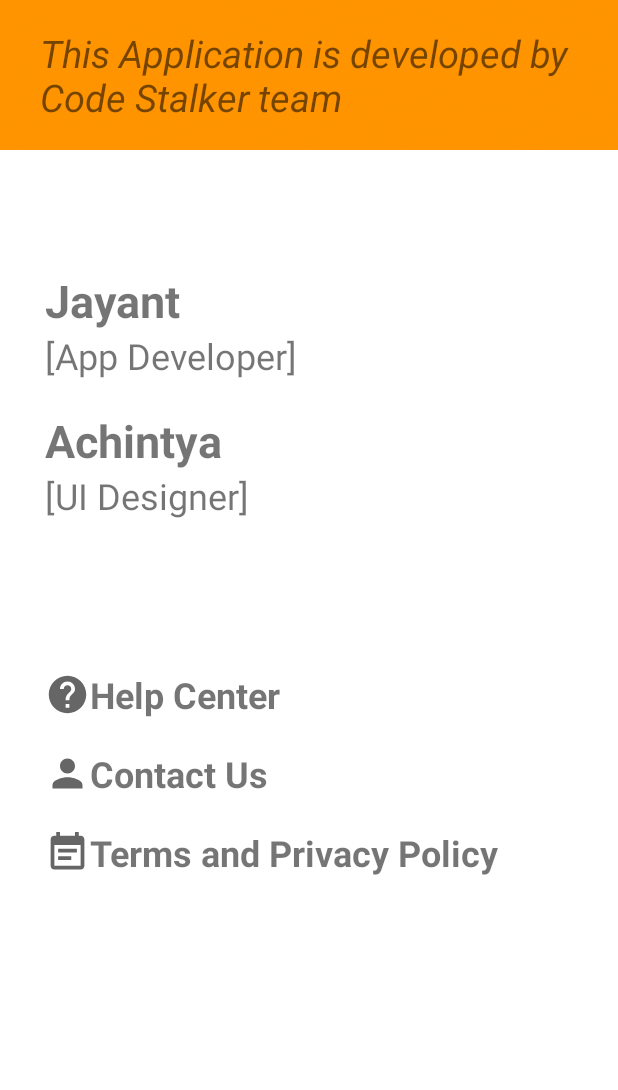
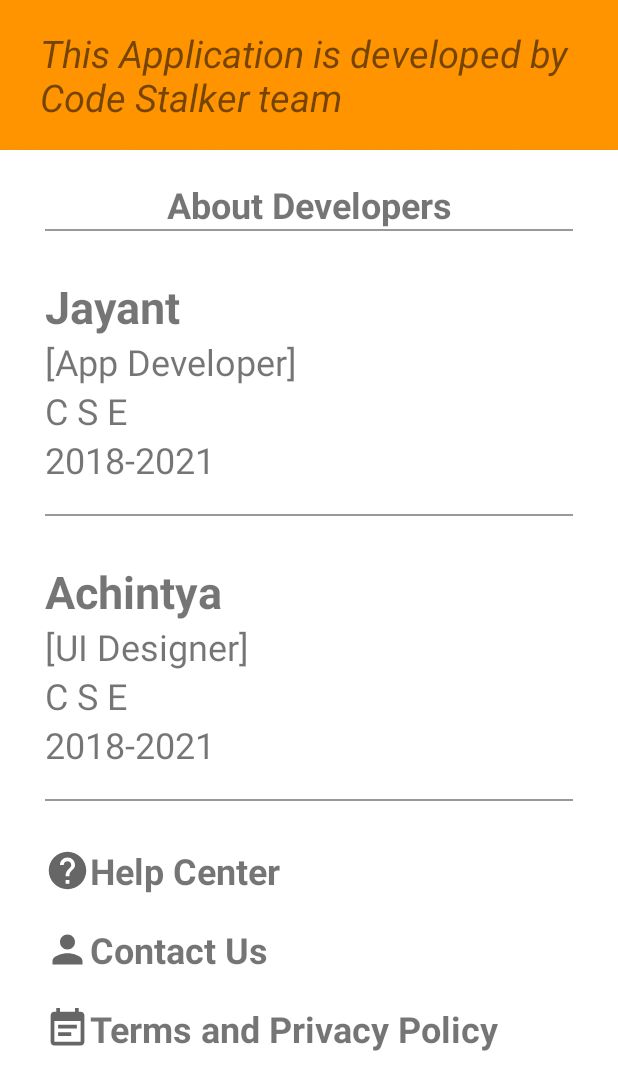
Before and after one commit to Jayant-001/Pocket-Library, an Android app: the DeveloperActivity screen opened directly, with no data from a screen before it, on a phone screen of 412 x 824 dp. Shown: the top 1090 px of the screen. Run offline under Robolectric (Android 15) with nearby library versions, the phone set to English and light mode, and no system bars.

Commit message:
developer page designed

```diff
--- a/app/src/main/res/layout/activity_developer.xml
+++ b/app/src/main/res/layout/activity_developer.xml
@@ -28,15 +28,37 @@
 
     </LinearLayout>
 
+    <TextView
+        android:id="@+id/about_dev"
+        android:layout_width="wrap_content"
+        app:layout_constraintTop_toBottomOf="@id/textView3"
+        app:layout_constraintLeft_toLeftOf="parent"
+        app:layout_constraintRight_toRightOf="parent"
+        android:textStyle="bold"
+        android:layout_marginTop="20dp"
+        android:textSize="24sp"
+        android:layout_height="wrap_content"
+        android:text="About Developers"/>
+
+    <View
+        android:id="@+id/div_bar1"
+        android:layout_width="match_parent"
+        app:layout_constraintTop_toBottomOf="@id/about_dev"
+        app:layout_constraintLeft_toLeftOf="parent"
+        android:layout_marginHorizontal="30dp"
+        app:layout_constraintRight_toRightOf="parent"
+        android:layout_height="1dp"
+        android:background="#66000000"/>
+
     <LinearLayout
         android:id="@+id/layout2"
         android:layout_width="wrap_content"
         android:layout_height="wrap_content"
         android:layout_marginLeft="30dp"
-        android:layout_marginTop="80dp"
+        android:layout_marginTop="30dp"
         android:orientation="vertical"
         app:layout_constraintLeft_toLeftOf="parent"
-        app:layout_constraintTop_toBottomOf="@id/textView3">
+        app:layout_constraintTop_toBottomOf="@id/div_bar1">
 
 
         <TextView
@@ -52,7 +74,30 @@
             android:text="[App Developer]"
             android:textSize="24sp" />
 
+        <TextView
+            android:layout_width="wrap_content"
+            android:layout_height="wrap_content"
+            android:text="C S E"
+            android:textSize="24sp" />
+
+        <TextView
+            android:layout_width="wrap_content"
+            android:layout_height="wrap_content"
+            android:text="2018-2021"
+            android:textSize="24sp" />
+
     </LinearLayout>
+
+    <View
+        android:id="@+id/div_bar"
+        android:layout_width="match_parent"
+        app:layout_constraintTop_toBottomOf="@id/layout2"
+        app:layout_constraintLeft_toLeftOf="parent"
+        android:layout_marginVertical="20dp"
+        android:layout_marginHorizontal="30dp"
+        app:layout_constraintRight_toRightOf="parent"
+        android:layout_height="1dp"
+        android:background="#66000000"/>
 
 
     <LinearLayout
@@ -60,10 +105,10 @@
         android:layout_width="wrap_content"
         android:layout_height="wrap_content"
         android:layout_marginLeft="30dp"
-        android:layout_marginTop="20dp"
+        android:layout_marginTop="30dp"
         android:orientation="vertical"
         app:layout_constraintLeft_toLeftOf="parent"
-        app:layout_constraintTop_toBottomOf="@id/layout2">
+        app:layout_constraintTop_toBottomOf="@id/div_bar">
 
 
         <TextView
@@ -79,18 +124,43 @@
             android:text="[UI Designer]"
             android:textSize="24sp" />
 
+        <TextView
+            android:layout_width="wrap_content"
+            android:layout_height="wrap_content"
+            android:text="C S E"
+            android:textSize="24sp" />
+
+        <TextView
+            android:layout_width="wrap_content"
+            android:layout_height="wrap_content"
+            android:text="2018-2021"
+            android:textSize="24sp" />
+
     </LinearLayout>
+
+
+    <View
+        android:id="@+id/div_bar2"
+        android:layout_width="match_parent"
+        app:layout_constraintTop_toBottomOf="@id/layout3"
+        app:layout_constraintLeft_toLeftOf="parent"
+        android:layout_marginVertical="20dp"
+        android:layout_marginHorizontal="30dp"
+        app:layout_constraintRight_toRightOf="parent"
+        android:layout_height="1dp"
+        android:background="#66000000"/>
+
 
     <LinearLayout
         android:id="@+id/layout4"
         android:layout_width="wrap_content"
         android:layout_height="wrap_content"
         android:layout_marginLeft="30dp"
-        android:layout_marginTop="100dp"
+        android:layout_marginTop="30dp"
         android:gravity="center"
         android:orientation="horizontal"
         app:layout_constraintLeft_toLeftOf="parent"
-        app:layout_constraintTop_toBottomOf="@id/layout3">
+        app:layout_constraintTop_toBottomOf="@id/div_bar2">
 
         <ImageView
             android:layout_width="wrap_content"
```
